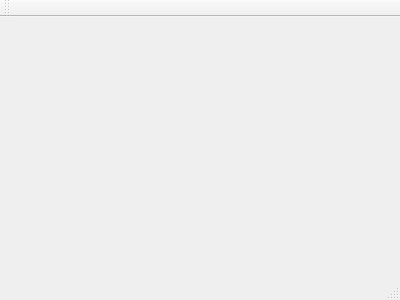
KapustaB/RSSfeedReaderNWP, file mainwindow.ui: the form before one commit.
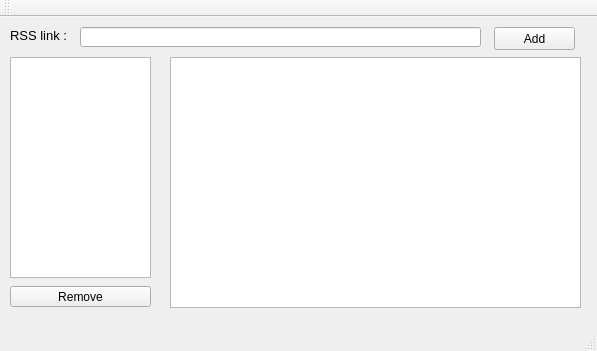
The form after the commit.

```diff
--- a/mainwindow.ui
+++ b/mainwindow.ui
@@ -1,24 +1,114 @@
 <ui version="4.0">
  <class>MainWindow</class>
- <widget class="QMainWindow" name="MainWindow" >
-  <property name="geometry" >
+ <widget class="QMainWindow" name="MainWindow">
+  <property name="geometry">
    <rect>
     <x>0</x>
     <y>0</y>
-    <width>400</width>
-    <height>300</height>
+    <width>597</width>
+    <height>351</height>
    </rect>
   </property>
   <property name="windowTitle" >
    <string>MainWindow</string>
   </property>
-  <widget class="QMenuBar" name="menuBar" />
-  <widget class="QToolBar" name="mainToolBar" />
-  <widget class="QWidget" name="centralWidget" />
-  <widget class="QStatusBar" name="statusBar" />
+  <widget class="QWidget" name="centralWidget">
+   <widget class="QListWidget" name="linkListWidget">
+    <property name="geometry">
+     <rect>
+      <x>10</x>
+      <y>40</y>
+      <width>141</width>
+      <height>221</height>
+     </rect>
+    </property>
+   </widget>
+   <widget class="QPushButton" name="removeLinkBtn">
+    <property name="geometry">
+     <rect>
+      <x>10</x>
+      <y>269</y>
+      <width>141</width>
+      <height>21</height>
+     </rect>
+    </property>
+    <property name="text">
+     <string>Remove</string>
+    </property>
+   </widget>
+   <widget class="QLabel" name="label">
+    <property name="geometry">
+     <rect>
+      <x>10</x>
+      <y>10</y>
+      <width>61</width>
+      <height>16</height>
+     </rect>
+    </property>
+    <property name="font">
+     <font>
+      <pointsize>10</pointsize>
+     </font>
+    </property>
+    <property name="text">
+     <string>RSS link :</string>
+    </property>
+   </widget>
+   <widget class="QLineEdit" name="linkLineEdit">
+    <property name="geometry">
+     <rect>
+      <x>80</x>
+      <y>10</y>
+      <width>401</width>
+      <height>20</height>
+     </rect>
+    </property>
+   </widget>
+   <widget class="QPushButton" name="addLinkBtn">
+    <property name="geometry">
+     <rect>
+      <x>494</x>
+      <y>10</y>
+      <width>81</width>
+      <height>23</height>
+     </rect>
+    </property>
+    <property name="text">
+     <string>Add</string>
+    </property>
+   </widget>
+   <widget class="QTextBrowser" name="msgFeedTextBrowser">
+    <property name="geometry">
+     <rect>
+      <x>170</x>
+      <y>40</y>
+      <width>411</width>
+      <height>251</height>
+     </rect>
+    </property>
+   </widget>
+  </widget>
+  <widget class="QMenuBar" name="menuBar">
+   <property name="geometry">
+    <rect>
+     <x>0</x>
+     <y>0</y>
+     <width>597</width>
+     <height>21</height>
+    </rect>
+   </property>
+  </widget>
+  <widget class="QToolBar" name="mainToolBar">
+   <attribute name="toolBarArea">
+    <enum>TopToolBarArea</enum>
+   </attribute>
+   <attribute name="toolBarBreak">
+    <bool>false</bool>
+   </attribute>
+  </widget>
+  <widget class="QStatusBar" name="statusBar"/>
  </widget>
- <layoutDefault spacing="6" margin="11" />
- <pixmapfunction></pixmapfunction>
+ <layoutdefault spacing="6" margin="11"/>
  <resources/>
  <connections/>
 </ui>
```
Left out of the diff: 3 changed lines with no effect on the pictures.
